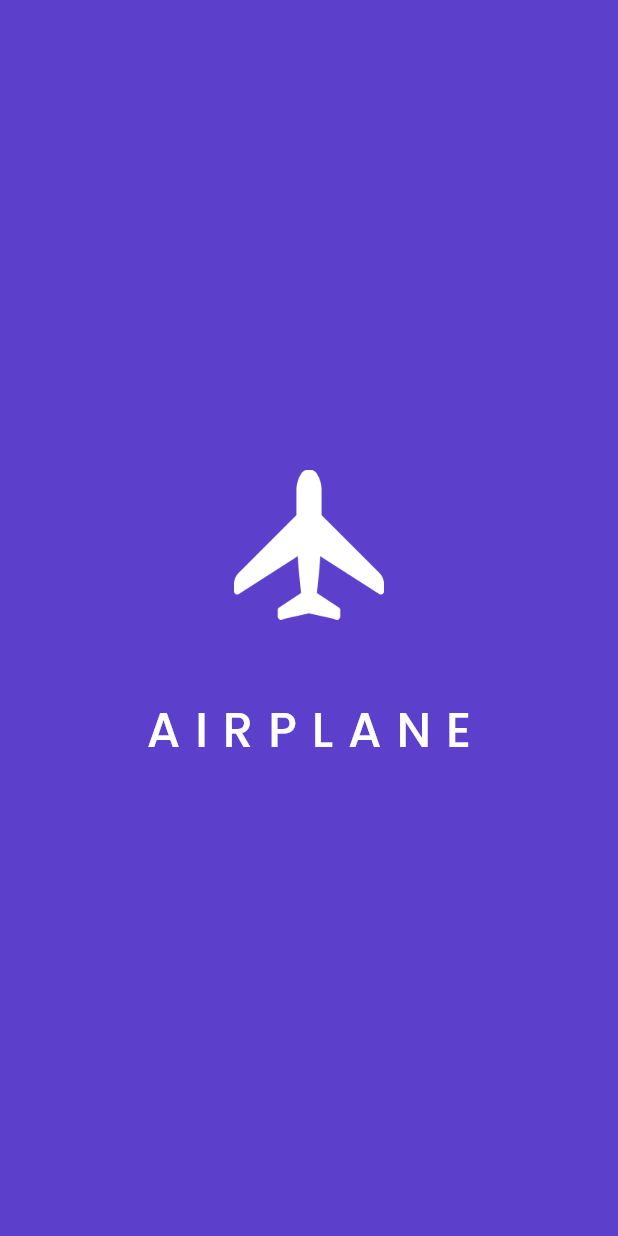
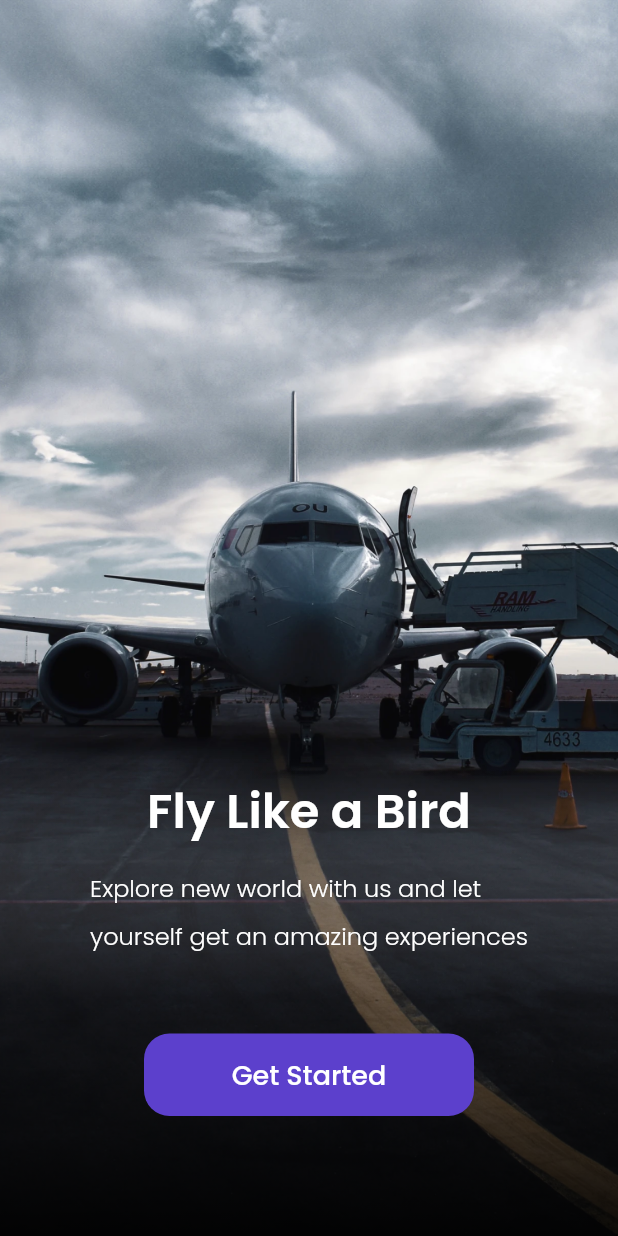
Before and after one commit to ariefendi992/flutter_app, a Flutter app: the screen it shows after launch, on a phone screen of 412 x 824 dp. Run offline on Flutter 3.47's test engine with Material 2 defaults, Android fonts, the light colour scheme and no system bars; our stand-ins replace google_fonts.

Commit message:
get started

```diff
--- a/lib/main.dart
+++ b/lib/main.dart
@@ -1,4 +1,5 @@
 import 'package:flutter/material.dart';
+import 'package:flutter_airplane_v2/ui/pages/get_started_page.dart';
 import 'package:flutter_airplane_v2/ui/pages/splash_page.dart';
 
 void main() => runApp(const MyApp());
@@ -11,7 +12,12 @@ class MyApp extends StatelessWidget {
     return MaterialApp(
       title: ''.toString(),
       debugShowCheckedModeBanner: false,
-      home: const SplashPage(),
+      initialRoute: '/',
+      routes: {
+        '/': (context) => const SplashPage(),
+        '/get-started': (context) => const GetStarted(),
+      },
+      // home: const GetStarted(),
     );
   }
 }
--- /dev/null
+++ b/lib/ui/pages/get_started_page.dart
@@ -0,0 +1,77 @@
+import 'package:flutter/material.dart';
+import 'package:flutter/rendering.dart';
+import 'package:flutter_airplane_v2/shared/theme.dart';
+import 'package:flutter_airplane_v2/ui/widgets/custom_button.dart';
+
+class GetStarted extends StatelessWidget {
+  const GetStarted({Key? key}) : super(key: key);
+
+  @override
+  Widget build(BuildContext context) {
+    return Scaffold(
+        body: Stack(
+      children: [
+        Container(
+          width: double.infinity,
+          decoration: const BoxDecoration(
+            image: DecorationImage(
+              image: AssetImage('assets/image_airplane.png'),
+              fit: BoxFit.cover,
+            ),
+          ),
+        ),
+        Column(
+          mainAxisAlignment: MainAxisAlignment.end,
+          children: [
+            Container(
+              margin: const EdgeInsets.only(top: 456),
+              width: double.infinity,
+              height: 319,
+              decoration: BoxDecoration(
+                color: kWhiteColor,
+                gradient: LinearGradient(
+                  begin: Alignment.topCenter,
+                  end: Alignment.bottomCenter,
+                  colors: [
+                    Colors.white.withOpacity(0.0),
+                    Colors.black.withOpacity(0.30),
+                    Colors.black.withOpacity(0.90),
+                  ],
+                ),
+              ),
+            ),
+          ],
+        ),
+        Center(
+          child: Column(
+            mainAxisAlignment: MainAxisAlignment.end,
+            children: [
+              Text(
+                'Fly Like a Bird',
+                style: whiteTextStyle.copyWith(
+                  fontSize: 32,
+                  fontWeight: semiBold,
+                ),
+              ),
+              const SizedBox(height: 10),
+              Text(
+                'Explore new world with us and let\nyourself get an amazing experiences',
+                style: whiteTextStyle.copyWith(
+                  fontWeight: light,
+                  fontSize: 16,
+                  height: 2.0,
+                ),
+              ),
+              CustomButton(
+                title: 'Get Started',
+                margin: const EdgeInsets.only(top: 50, bottom: 80),
+                width: 220,
+                onPressed: () {},
+              ),
+            ],
+          ),
+        )
+      ],
+    ));
+  }
+}
--- a/lib/ui/pages/splash_page.dart
+++ b/lib/ui/pages/splash_page.dart
@@ -1,8 +1,26 @@
+import 'dart:async';
 import 'package:flutter/material.dart';
 import 'package:flutter_airplane_v2/shared/theme.dart';
 
-class SplashPage extends StatelessWidget {
+class SplashPage extends StatefulWidget {
   const SplashPage({Key? key}) : super(key: key);
+
+  @override
+  State<SplashPage> createState() => _SplashPageState();
+}
+
+class _SplashPageState extends State<SplashPage> {
+  @override
+  void initState() {
+    Timer(
+      const Duration(seconds: 4),
+      () {
+        Navigator.pushNamedAndRemoveUntil(
+            context, '/get-started', (route) => false);
+      },
+    );
+    super.initState();
+  }
 
   @override
   Widget build(BuildContext context) {
--- /dev/null
+++ b/lib/ui/widgets/custom_button.dart
@@ -0,0 +1,42 @@
+import 'package:flutter/material.dart';
+import 'package:flutter_airplane_v2/shared/theme.dart';
+
+class CustomButton extends StatelessWidget {
+  final EdgeInsets margin;
+  final String title;
+  final double width;
+  final Function() onPressed;
+
+  const CustomButton({
+    Key? key,
+    this.margin = EdgeInsets.zero,
+    required this.title,
+    required this.width,
+    required this.onPressed,
+  }) : super(key: key);
+
+  @override
+  Widget build(BuildContext context) {
+    return Container(
+      // margin: const EdgeInsets.only(top: 50, bottom: 80),
+      margin: margin,
+      padding: const EdgeInsets.symmetric(horizontal: 14),
+      width: width,
+      height: 55,
+      decoration: BoxDecoration(
+        color: kPrimaryColor,
+        borderRadius: BorderRadius.circular(17),
+      ),
+      child: TextButton(
+        onPressed: onPressed,
+        child: Text(
+          title,
+          style: whiteTextStyle.copyWith(
+            fontSize: 18,
+            fontWeight: medium,
+          ),
+        ),
+      ),
+    );
+  }
+}
```
